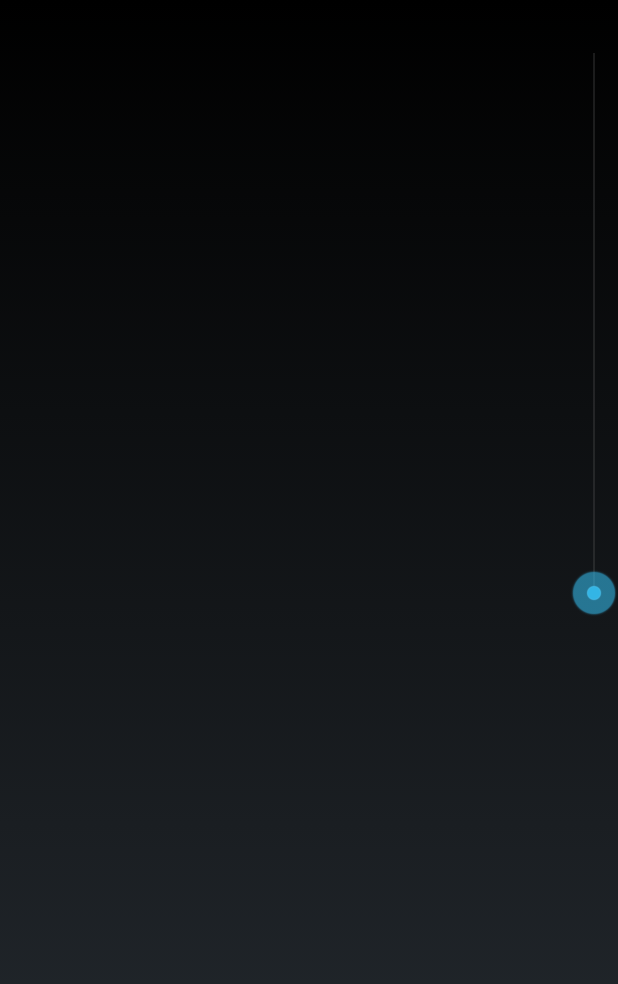
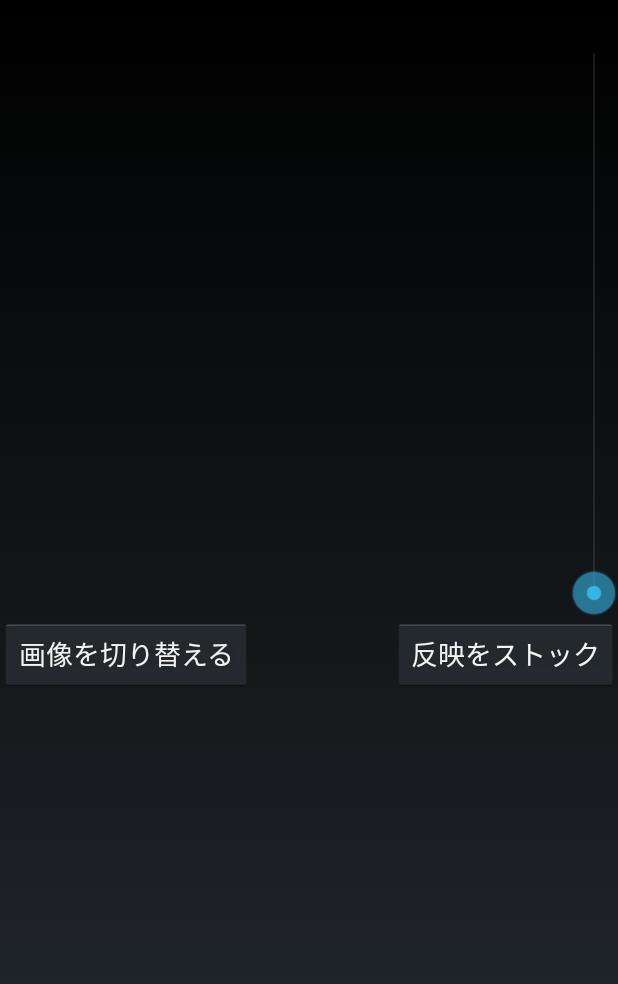
Before and after one commit to TakuKobayashi/narcissing, an Android app: the layout jni_sample.xml on its own in the app's theme, with its tools: preview values and no code run, on a phone screen of 412 x 824 dp. Shown: the top 984 px of the screen. Run offline under Robolectric (Android 15) with nearby library versions, the phone set to English and light mode, and no system bars.

Commit message:
一応画像変換ボタンを用意しておく

```diff
--- a/app/src/main/java/sing/narcis/com/narcissing/JniSampleActivity.java
+++ b/app/src/main/java/sing/narcis/com/narcissing/JniSampleActivity.java
@@ -20,6 +20,7 @@ import android.view.TextureView;
 import android.view.View;
 import android.widget.AdapterView;
 import android.widget.ArrayAdapter;
+import android.widget.Button;
 import android.widget.GridView;
 import android.widget.ImageView;
 import android.widget.LinearLayout;
@@ -114,8 +115,8 @@ public class JniSampleActivity extends Activity {
 
         mSelectPixelInfo = (TextView) findViewById(R.id.selectPixelInfo);
 
-        /*
-        before.setOnClickListener(new View.OnClickListener() {
+        Button changeImageButton = (Button) findViewById(R.id.chanheImageButton);
+        changeImageButton.setOnClickListener(new View.OnClickListener() {
             @Override
             public void onClick(View v) {
                 // ギャラリー呼び出し
@@ -125,7 +126,6 @@ public class JniSampleActivity extends Activity {
                 startActivityForResult(intent, REQUEST_GALLERY);
             }
         });
-        */
 
         mSeekbarValue = (TextView) findViewById(R.id.seekBarValue);
 
@@ -174,6 +174,7 @@ public class JniSampleActivity extends Activity {
                 in.close();
                 ImageView before = (ImageView) findViewById(R.id.before);
                 before.setImageBitmap(mOrigin);
+                mFaceImage.faceRecognize(mOrigin);
                 filter(currentPosition);
             } catch (Exception e) {
                 e.printStackTrace();
--- a/app/src/main/res/layout/jni_sample.xml
+++ b/app/src/main/res/layout/jni_sample.xml
@@ -75,6 +75,24 @@
         android:layout_height="wrap_content"
         android:layout_below="@+id/faceImage"
         />
+
+    <Button
+        android:id="@+id/chanheImageButton"
+        android:layout_width="wrap_content"
+        android:layout_height="wrap_content"
+        android:layout_below="@+id/faceImage"
+        android:layout_alignParentLeft="true"
+        android:text="@string/change_image_button_text"
+        />
+
+    <Button
+        android:id="@+id/stockButton"
+        android:layout_width="wrap_content"
+        android:layout_height="wrap_content"
+        android:layout_below="@+id/faceImage"
+        android:layout_alignParentRight="true"
+        android:text="@string/stock_button_text"
+        />
 <!--
     <ImageView
         android:id="@+id/camera_decode_view"
--- a/app/src/main/res/values/strings.xml
+++ b/app/src/main/res/values/strings.xml
@@ -3,4 +3,6 @@
 
     <string name="hello_world">Hello world!</string>
     <string name="action_settings">Settings</string>
+    <string name="change_image_button_text">画像を切り替える</string>
+    <string name="stock_button_text">反映をストック</string>
 </resources>
```
